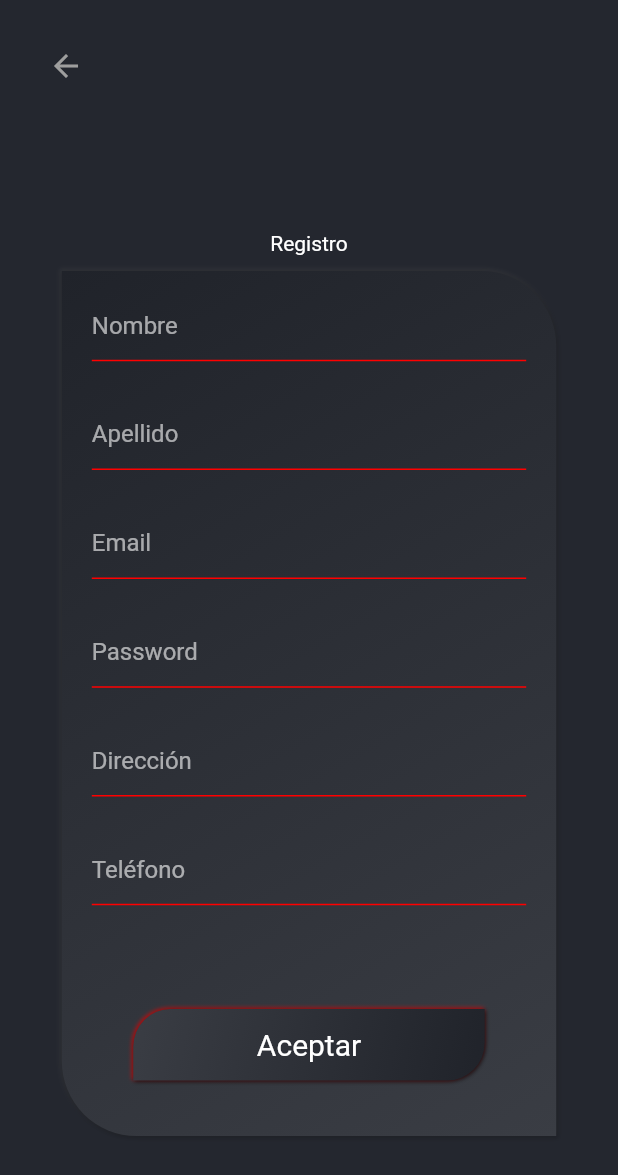
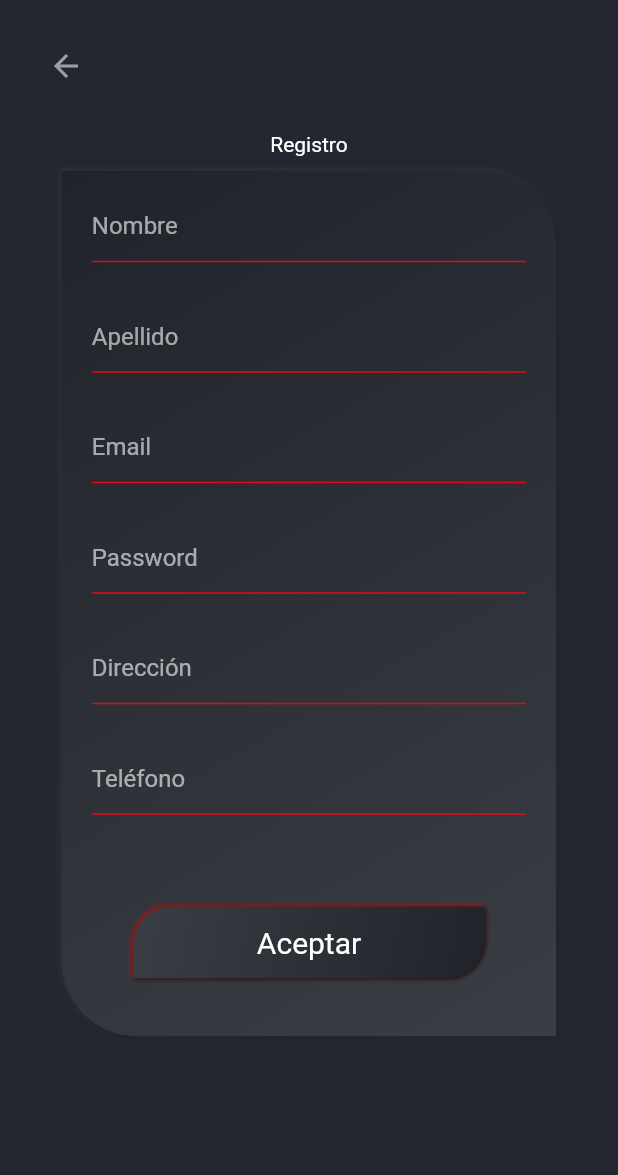
Before and after one commit to Joelnicolass/wakurent, a Flutter app: the screen it shows after launch, after a tap on "Crear una cuenta", on a phone screen of 412 x 824 dp. Shown: the top 1175 px of the screen. Run offline on Flutter 3.47's test engine with Material 2 defaults, Android fonts, the phone set to English and light mode, and no system bars; drawn by our look-alikes of flutter_neumorphic; our stand-ins replace bloc, datetime_picker_formfield, dio, equatable, flutter_bloc, flutter_secure_storage and 4 more; missing offline and left inert: day_picker; network calls fail.

Commit message:
styleLogin

```diff
--- a/lib/blocs/auth/auth_bloc.dart
+++ b/lib/blocs/auth/auth_bloc.dart
@@ -1,3 +1,5 @@
+import 'dart:async';
+
 import 'package:bloc/bloc.dart';
 import 'package:dio/dio.dart';
 import 'package:equatable/equatable.dart';
--- a/lib/blocs/user/user_event.dart
+++ b/lib/blocs/user/user_event.dart
@@ -9,7 +9,7 @@ abstract class UserEvent extends Equatable {
 
 // save user
 
-class SaveNewUserEvent extends UserEvent {
+class AddFriend extends UserEvent {
   final String name;
   final String surname;
   final String address;
@@ -17,7 +17,7 @@ class SaveNewUserEvent extends UserEvent {
   final String password;
   final String phone;
 
-  SaveNewUserEvent({
+  AddFriend({
     required this.name,
     required this.surname,
     required this.address,
--- a/lib/globals.dart
+++ b/lib/globals.dart
@@ -11,14 +11,14 @@ var height;
 
 // colors
 
-const rojo = Color.fromRGBO(255, 0, 0, 1);
+const red = Color(0xffE10B17);
 const background = Color(0xff24272f);
 
 // network
 
 // const ip = "192.168.1.52";
 // const ip = "192.168.0.46";
-const ip = "192.168.1.36";
+const ip = "192.168.1.52";
 
 //----------------- FORMS -----------------//
 
--- a/lib/routes/selectors/process_request_add_wakure.dart
+++ b/lib/routes/selectors/process_request_add_wakure.dart
@@ -3,7 +3,7 @@ import 'package:flutter_neumorphic/flutter_neumorphic.dart';
 import 'package:walkiler/blocs/blocs.dart';
 import 'package:walkiler/helpers/secure_storage.dart';
 import 'package:walkiler/views/menu_view.dart';
-import 'package:walkiler/views/mis_wakure_view.dart';
+import 'package:walkiler/views/my_wakures_view.dart';
 
 class ProcessRequestAddWakure extends StatelessWidget {
   const ProcessRequestAddWakure({Key? key}) : super(key: key);
--- a/lib/routes/selectors/process_request_get_wakure.dart
+++ b/lib/routes/selectors/process_request_get_wakure.dart
@@ -3,7 +3,7 @@ import 'package:flutter_neumorphic/flutter_neumorphic.dart';
 import 'package:walkiler/blocs/blocs.dart';
 import 'package:walkiler/helpers/secure_storage.dart';
 import 'package:walkiler/views/menu_view.dart';
-import 'package:walkiler/views/mis_wakure_view.dart';
+import 'package:walkiler/views/my_wakures_view.dart';
 
 class ProcessRequestGetWakure extends StatelessWidget {
   const ProcessRequestGetWakure({Key? key}) : super(key: key);
--- a/lib/screens/login_screen.dart
+++ b/lib/screens/login_screen.dart
@@ -2,6 +2,7 @@ import 'package:flutter_bloc/flutter_bloc.dart';
 import 'package:flutter_neumorphic/flutter_neumorphic.dart';
 import 'package:walkiler/blocs/auth/auth_bloc.dart';
 import 'package:walkiler/routes/selectors/role_selector.dart';
+import 'package:lottie/lottie.dart' as lottie;
 
 import '../globals.dart' as g;
 
@@ -44,19 +45,21 @@ class loginView extends StatelessWidget {
               mainAxisAlignment: MainAxisAlignment.center,
               crossAxisAlignment: CrossAxisAlignment.center,
               children: [
-                Image.asset(
-                  'assets/marker.png',
-                  width: 40,
-                ),
+                Center(
+              child: lottie.Lottie.asset(
+                'assets/map_login.json',
+                width: 200
+              ),
+            ),
                 Text(
                   'WAKURENT',
                   style: TextStyle(
                     fontFamily: 'Arial',
                     fontSize: g.width * 0.1,
-                    color: g.rojo,
+                    color: g.red,
                     shadows: [
                       Shadow(
-                        color: g.rojo,
+                        color: g.red,
                         blurRadius: g.width * 0.05,
                         offset: Offset(g.width * 0.001, g.width * 0.001),
                       ),
@@ -74,8 +77,8 @@ class loginView extends StatelessWidget {
               builder: (context, state) {
                 if (state.error != null) {
                   return Positioned(
-                    bottom: g.height * 0.11,
-                    left: g.width * 0,
+                    bottom: g.height * 0.12,
+                    left: g.width * 0.1,
                     child:
                         Text(state.error!, style: TextStyle(color: Colors.red)),
                   );
@@ -107,7 +110,7 @@ class login_form extends StatelessWidget {
   Widget build(BuildContext context) {
     return Container(
       width: g.width * 0.8,
-      height: g.height * 0.6,
+      height: g.height * 0.45,
       child: Neumorphic(
         style: NeumorphicStyle(
           shape: NeumorphicShape.concave,
@@ -125,15 +128,15 @@ class login_form extends StatelessWidget {
             Padding(
               padding: const EdgeInsets.only(left: 20, right: 20, top: 20),
               child: TextField(
-                decoration: InputDecoration(
+                decoration: const InputDecoration(
                   enabledBorder: UnderlineInputBorder(
                     borderSide: BorderSide(
-                      color: g.rojo,
+                      color: g.red,
                     ),
                   ),
                   focusedBorder: UnderlineInputBorder(
                     borderSide: BorderSide(
-                      color: g.rojo,
+                      color: g.red,
                       width: 2,
                     ),
                   ),
@@ -157,12 +160,12 @@ class login_form extends StatelessWidget {
                 decoration: InputDecoration(
                   enabledBorder: UnderlineInputBorder(
                     borderSide: BorderSide(
-                      color: g.rojo,
+                      color: g.red,
                     ),
                   ),
                   focusedBorder: UnderlineInputBorder(
                     borderSide: BorderSide(
-                      color: g.rojo,
+                      color: g.red,
                       width: 2,
                     ),
                   ),
@@ -186,7 +189,9 @@ class login_form extends StatelessWidget {
                     email: g.email,
                     password: g.password,
                   ),
-                );
+                  );
+                g.email = "";
+                g.password = "";
               },
               style: NeumorphicStyle(
                 depth: 1.5,
--- a/lib/views/menu_view.dart
+++ b/lib/views/menu_view.dart
@@ -2,7 +2,7 @@ import 'package:flutter_bloc/flutter_bloc.dart';
 import 'package:flutter_neumorphic/flutter_neumorphic.dart';
 import 'package:walkiler/blocs/blocs.dart';
 import 'package:walkiler/globals.dart' as g;
-import 'package:walkiler/views/mis_wakure_view.dart';
+import 'package:walkiler/views/my_wakures_view.dart';
 
 class Menu_View extends StatelessWidget {
   Menu_View({Key? key}) : super(key: key);
@@ -30,6 +30,7 @@ class Menu_View extends StatelessWidget {
                   authBloc.add(
                     SignOutEvent(),
                   );
+                  Navigator.of(context).pushNamedAndRemoveUntil('login_screen', (route) => false);
                 },
                 child: const Icon(Icons.logout_rounded),
               )),
--- a/lib/views/register_view.dart
+++ b/lib/views/register_view.dart
@@ -58,7 +58,6 @@ class registerView extends StatelessWidget {
         child: Stack(
           children: [
             Column(
-              mainAxisAlignment: MainAxisAlignment.center,
               crossAxisAlignment: CrossAxisAlignment.center,
               children: [
                 Text('Registro'),
@@ -123,12 +122,12 @@ class addGuest_form extends StatelessWidget {
                 decoration: const InputDecoration(
                   enabledBorder: UnderlineInputBorder(
                     borderSide: BorderSide(
-                      color: g.rojo,
+                      color: g.red,
                     ),
                   ),
                   focusedBorder: UnderlineInputBorder(
                     borderSide: BorderSide(
-                      color: g.rojo,
+                      color: g.red,
                       width: 2,
                     ),
                   ),
@@ -146,12 +145,12 @@ class addGuest_form extends StatelessWidget {
                 decoration: const InputDecoration(
                   enabledBorder: UnderlineInputBorder(
                     borderSide: BorderSide(
-                      color: g.rojo,
+                      color: g.red,
                     ),
                   ),
                   focusedBorder: UnderlineInputBorder(
                     borderSide: BorderSide(
-                      color: g.rojo,
+                      color: g.red,
                       width: 2,
                     ),
                   ),
@@ -166,12 +165,12 @@ class addGuest_form extends StatelessWidget {
                 decoration: const InputDecoration(
                   enabledBorder: UnderlineInputBorder(
                     borderSide: BorderSide(
-                      color: g.rojo,
+                      color: g.red,
                     ),
                   ),
                   focusedBorder: UnderlineInputBorder(
                     borderSide: BorderSide(
-                      color: g.rojo,
+                      color: g.red,
                       width: 2,
                     ),
                   ),
@@ -186,12 +185,12 @@ class addGuest_form extends StatelessWidget {
                 decoration: const InputDecoration(
                   enabledBorder: UnderlineInputBorder(
                     borderSide: BorderSide(
-                      color: g.rojo,
+                      color: g.red,
                     ),
                   ),
                   focusedBorder: UnderlineInputBorder(
                     borderSide: BorderSide(
-                      color: g.rojo,
+                      color: g.red,
                       width: 2,
                     ),
                   ),
@@ -206,12 +205,12 @@ class addGuest_form extends StatelessWidget {
                 decoration: const InputDecoration(
                   enabledBorder: UnderlineInputBorder(
                     borderSide: BorderSide(
-                      color: g.rojo,
+                      color: g.red,
                     ),
                   ),
                   focusedBorder: UnderlineInputBorder(
                     borderSide: BorderSide(
-                      color: g.rojo,
+                      color: g.red,
                       width: 2,
                     ),
                   ),
@@ -226,12 +225,12 @@ class addGuest_form extends StatelessWidget {
                 decoration: const InputDecoration(
                   enabledBorder: UnderlineInputBorder(
                     borderSide: BorderSide(
-                      color: g.rojo,
+                      color: g.red,
                     ),
                   ),
                   focusedBorder: UnderlineInputBorder(
                     borderSide: BorderSide(
-                      color: g.rojo,
+                      color: g.red,
                       width: 2,
                     ),
                   ),
@@ -240,7 +239,7 @@ class addGuest_form extends StatelessWidget {
               ),
             ),
             const SizedBox(
-              height: 20,
+              height: 10,
             ),
             NeumorphicButton(
               padding: EdgeInsets.symmetric(
@@ -249,16 +248,6 @@ class addGuest_form extends StatelessWidget {
               ),
               onPressed: () {
                 final userBloc = BlocProvider.of<UserBloc>(context);
-                userBloc.add(
-                  SaveNewUserEvent(
-                    name: g.name,
-                    surname: g.surname,
-                    email: g.email,
-                    password: g.password,
-                    address: g.address,
-                    phone: g.phone,
-                  ),
-                );
                 userBloc.add(RegisterUserErrorsEvent(
                     name: g.name,
                     surname: g.surname,
```
Also changed, not shown: assets/map_login.json (added, +1 -0 lines), lib/blocs/user/user_bloc.dart (+12 -4 lines), lib/routes/routes.dart (+5 -7 lines), lib/services/user_service.dart (+33 -0 lines), lib/views/add_wakure_view.dart (+6 -6 lines), lib/views/booking_config_view.dart (+4 -4 lines), lib/views/calendar.dart (deleted, +0 -168 lines), lib/views/guests_info_view.dart (renamed from lib/views/invitados_info_view.dart, +7 -7 lines), lib/views/guests_view.dart (renamed from lib/views/invitados_view.dart, +15 -15 lines), lib/views/quick_booking_view.dart (+18 -18 lines), lib/views/my_wakures_view.dart (renamed from lib/views/mis_wakure_view.dart).
